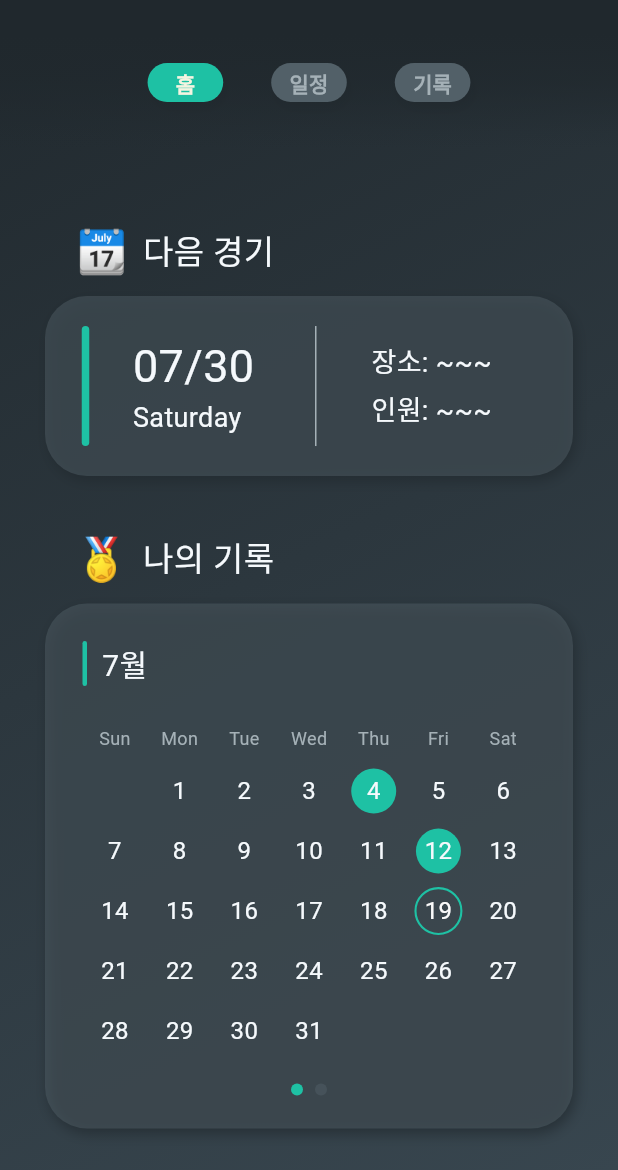
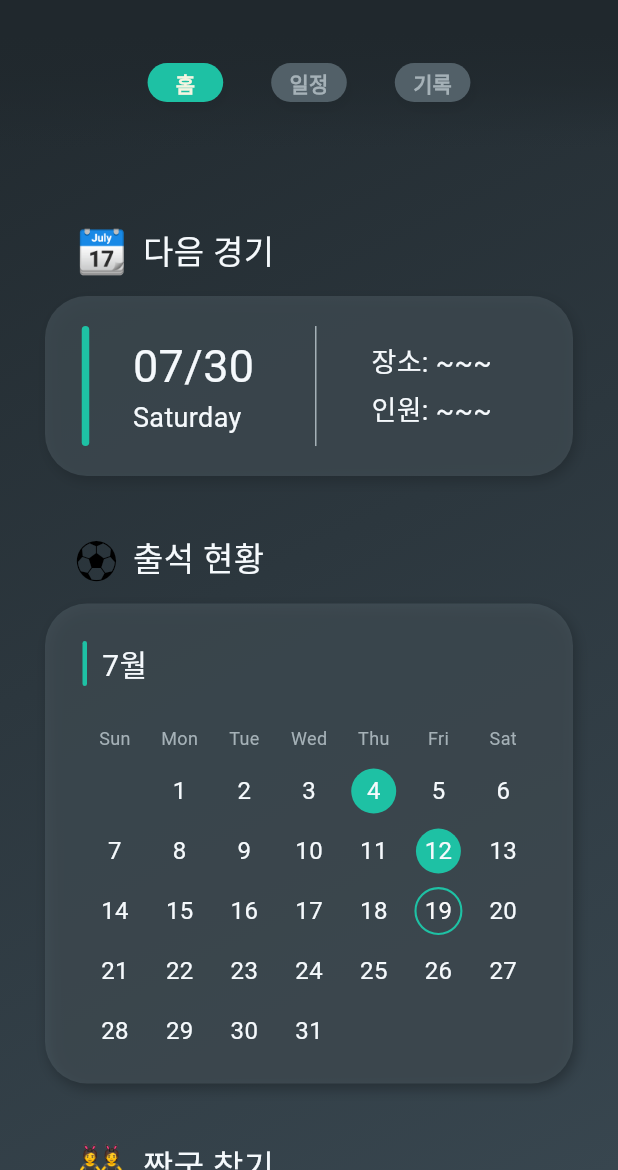
Before and after one commit to Match-Management-App/Frontend, a Flutter app: the screen it shows after launch, on a phone screen of 412 x 824 dp, the part 66-1236 px from its top. Run offline on Flutter 3.47's test engine with Material 3 defaults, Android fonts, the phone set to English and light mode, and no system bars; drawn by our look-alikes of smooth_page_indicator, table_calendar; Roboto replaces fonts that are missing (Pretendard).

Commit message:
fix: ..생각해보니 내 기록은 홈에 안넣기로 해서 뺌

```diff
--- a/wanna_play_soccer/lib/HomeScreen/Widgets/my_record.dart
+++ b/wanna_play_soccer/lib/HomeScreen/Widgets/attendance.dart
@@ -1,7 +1,6 @@
 import 'dart:collection';
 
 import 'package:flutter/material.dart';
-import 'package:smooth_page_indicator/smooth_page_indicator.dart';
 import 'package:table_calendar/table_calendar.dart';
 import 'package:wanna_play_soccer/Theme/calendar.dart';
 import 'package:wanna_play_soccer/Theme/my_colors.dart';
@@ -12,47 +11,14 @@ class Event {
   Event({required this.title});
 }
 
-class MyRecordWidget extends StatefulWidget {
-  const MyRecordWidget({super.key});
-
-  @override
-  State<MyRecordWidget> createState() => _MyRecordWidgetState();
-}
-
-class _MyRecordWidgetState extends State<MyRecordWidget> {
-  final List<Widget> _pages = [
-    const MyRecordCalendar(),
-    Container(
-      margin: const EdgeInsets.all(20),
-      color: MyColors.myWhite,
-    ),
-  ];
-
-  late final PageController _controller;
-
-  @override
-  void initState() {
-    super.initState();
-    // for infinite loop
-    _controller = PageController(initialPage: 500);
-  }
-
-  @override
-  void dispose() {
-    _controller.dispose();
-    super.dispose();
-  }
-
-  Widget itemBuilder(BuildContext context, int index) {
-    // for infinite loop
-    return _pages[index % _pages.length];
-  }
+class Attendance extends StatelessWidget {
+  const Attendance({super.key});
 
   @override
   Widget build(BuildContext context) {
     return Container(
       width: double.infinity,
-      height: 350,
+      height: 320,
       decoration: BoxDecoration(
         color: MyColors.widgetGrey,
         borderRadius: BorderRadius.circular(28),
@@ -60,39 +26,16 @@ class _MyRecordWidgetState extends State<MyRecordWidget> {
       ),
       child: Column(
         children: [
-          SizedBox(
-            height: 320,
-            child: PageView.builder(
-              controller: _controller,
-              itemBuilder: itemBuilder,
-            ),
-          ),
-          SmoothPageIndicator(
-            controller: _controller,
-            count: _pages.length,
-            effect: const SlideEffect(
-              dotWidth: 8,
-              dotHeight: 8,
-              activeDotColor: MyColors.primaryMint,
-              dotColor: MyColors.widgetGrey,
-            ),
-          ),
+          AttendanceCalendar(),
         ],
       ),
     );
   }
 }
 
-class MyRecordCalendar extends StatefulWidget {
-  const MyRecordCalendar({
-    super.key,
-  });
+class AttendanceCalendar extends StatelessWidget {
+  AttendanceCalendar({super.key});
 
-  @override
-  State<MyRecordCalendar> createState() => _MyRecordCalendarState();
-}
-
-class _MyRecordCalendarState extends State<MyRecordCalendar> {
   static int getHashCode(DateTime key) {
     return key.day + key.month * 100 + key.year * 100;
   }
--- a/wanna_play_soccer/lib/HomeScreen/home_page.dart
+++ b/wanna_play_soccer/lib/HomeScreen/home_page.dart
@@ -1,7 +1,7 @@
 import 'package:flutter/material.dart';
 import 'package:wanna_play_soccer/Component/subtitle.dart';
 import 'package:wanna_play_soccer/HomeScreen/Widgets/find_partner_button.dart';
-import 'package:wanna_play_soccer/HomeScreen/Widgets/my_record.dart';
+import 'package:wanna_play_soccer/HomeScreen/Widgets/attendance.dart';
 import 'package:wanna_play_soccer/HomeScreen/Widgets/next_match.dart';
 
 class HomePage extends StatefulWidget {
@@ -25,8 +25,8 @@ class _HomePageState extends State<HomePage> {
             Subtitle(icon: "📆", subtitle: "다음 경기"),
             NextMatch(),
             SizedBox(height: 15),
-            Subtitle(icon: "🏅", subtitle: "나의 기록"),
-            MyRecordWidget(),
+            Subtitle(icon: "⚽️", subtitle: "출석 현황"),
+            Attendance(),
             SizedBox(height: 15),
             Subtitle(icon: "👯", subtitle: "짝궁 찾기"),
             FindPartnerButton(),
--- /dev/null
+++ b/wanna_play_soccer/lib/unused/attendance.dart
@@ -0,0 +1,196 @@
+import 'dart:collection';
+
+import 'package:flutter/material.dart';
+import 'package:smooth_page_indicator/smooth_page_indicator.dart';
+import 'package:table_calendar/table_calendar.dart';
+import 'package:wanna_play_soccer/Theme/calendar.dart';
+import 'package:wanna_play_soccer/Theme/my_colors.dart';
+import 'package:wanna_play_soccer/Theme/my_theme.dart';
+
+class Event {
+  final String title;
+  Event({required this.title});
+}
+
+class Attendance extends StatefulWidget {
+  const Attendance({super.key});
+
+  @override
+  State<Attendance> createState() => _AttendanceState();
+}
+
+class _AttendanceState extends State<Attendance> {
+  final List<Widget> _pages = [
+    const AttendanceCalendar(),
+    Container(
+      margin: const EdgeInsets.all(20),
+      color: MyColors.myWhite,
+    ),
+  ];
+
+  late final PageController _controller;
+
+  @override
+  void initState() {
+    super.initState();
+    // for infinite loop
+    _controller = PageController(initialPage: 500);
+  }
+
+  @override
+  void dispose() {
+    _controller.dispose();
+    super.dispose();
+  }
+
+  Widget itemBuilder(BuildContext context, int index) {
+    // for infinite loop
+    return _pages[index % _pages.length];
+  }
+
+  @override
+  Widget build(BuildContext context) {
+    return Container(
+      width: double.infinity,
+      height: 350,
+      decoration: BoxDecoration(
+        color: MyColors.widgetGrey,
+        borderRadius: BorderRadius.circular(28),
+        boxShadow: [MyTheme.defaultShadow],
+      ),
+      child: Column(
+        children: [
+          SizedBox(
+            height: 320,
+            child: PageView.builder(
+              controller: _controller,
+              itemBuilder: itemBuilder,
+            ),
+          ),
+          SmoothPageIndicator(
+            controller: _controller,
+            count: _pages.length,
+            effect: const SlideEffect(
+              dotWidth: 8,
+              dotHeight: 8,
+              activeDotColor: MyColors.primaryMint,
+              dotColor: MyColors.widgetGrey,
+            ),
+          ),
+        ],
+      ),
+    );
+  }
+}
+
+class AttendanceCalendar extends StatefulWidget {
+  const AttendanceCalendar({
+    super.key,
+  });
+
+  @override
+  State<AttendanceCalendar> createState() => _AttendanceCalendarState();
+}
+
+class _AttendanceCalendarState extends State<AttendanceCalendar> {
+  static int getHashCode(DateTime key) {
+    return key.day + key.month * 100 + key.year * 100;
+  }
+  // * 뭔가.. DateTime이 key일 때 이상한가..
+  // eventDate 출력하면 2024-07-01 00:00:00.000Z 이거고
+  // DateTime() 출력하면 2024-07-01 00:00:00.000 이라서 그런가..?
+  // 암튼 저렇게 접근하면 event를 가져오지 못 함.
+  // 그래서 해시코드를 저렇게 만들어 주니까 ㄱㅊ았음
+  // TODO: API > month, event
+
+  final _events = LinkedHashMap<DateTime, List<Event>>(
+    equals: isSameDay,
+    hashCode: getHashCode,
+  )..addAll({
+      DateTime(2024, 7, 4): [Event(title: "Event on July 4")],
+      DateTime(2024, 7, 12): [Event(title: "Event on July 5")],
+    });
+
+  List<Event> _getEventsForDay(DateTime day) {
+    return _events[day] ?? [];
+  }
+
+  @override
+  Widget build(BuildContext context) {
+    return Container(
+      margin: const EdgeInsets.only(top: 25, bottom: 15, left: 25, right: 25),
+      // color: MyColors.myBlack,
+      child: Column(
+        children: [
+          const Header3(text: "7월"),
+          const SizedBox(height: 20),
+          TableCalendar(
+            focusedDay: DateTime.now(),
+            firstDay: DateTime.utc(2024, 7, 1),
+            lastDay: DateTime.utc(2024, 7, 31),
+            daysOfWeekHeight: 30,
+            rowHeight: 40,
+            headerVisible: false,
+            daysOfWeekStyle: const DaysOfWeekStyle(
+              weekdayStyle: CalendarTheme.daysOfWeekStyle,
+              weekendStyle: CalendarTheme.daysOfWeekStyle,
+            ),
+            calendarStyle: CalendarStyle(
+              outsideDaysVisible: false,
+              cellMargin: const EdgeInsets.all(4),
+              todayDecoration: CalendarTheme.today,
+              selectedDecoration: CalendarTheme.selectedDays,
+              weekendTextStyle: CalendarTheme.defaultTextStyle,
+              defaultTextStyle: CalendarTheme.defaultTextStyle,
+            ),
+            calendarBuilders: CalendarBuilders(
+              defaultBuilder: (context, day, focusedDay) {
+                final events = _getEventsForDay(day);
+                return Container(
+                  margin: const EdgeInsets.all(5),
+                  alignment: Alignment.center,
+                  child: Container(
+                      alignment: Alignment.center,
+                      decoration: events.isNotEmpty
+                          ? CalendarTheme.selectedDays
+                          : const BoxDecoration(),
+                      child: Text(
+                        '${day.day}',
+                        style: CalendarTheme.defaultTextStyle,
+                      )),
+                );
+              },
+            ),
+          )
+        ],
+      ),
+    );
+  }
+}
+
+class Header3 extends StatelessWidget {
+  const Header3({
+    super.key,
+    required this.text,
+  });
+
+  final String text;
+
+  @override
+  Widget build(BuildContext context) {
+    return Row(
+      children: [
+        Container(
+          width: 3,
+          height: 30,
+          margin: const EdgeInsets.only(right: 10),
+          decoration: MyTheme.pipeDecoration,
+        ),
+        Text(
+          text,
+          style: MyTheme.header3,
+        ),
+      ],
+    );
+  }
+}
```
